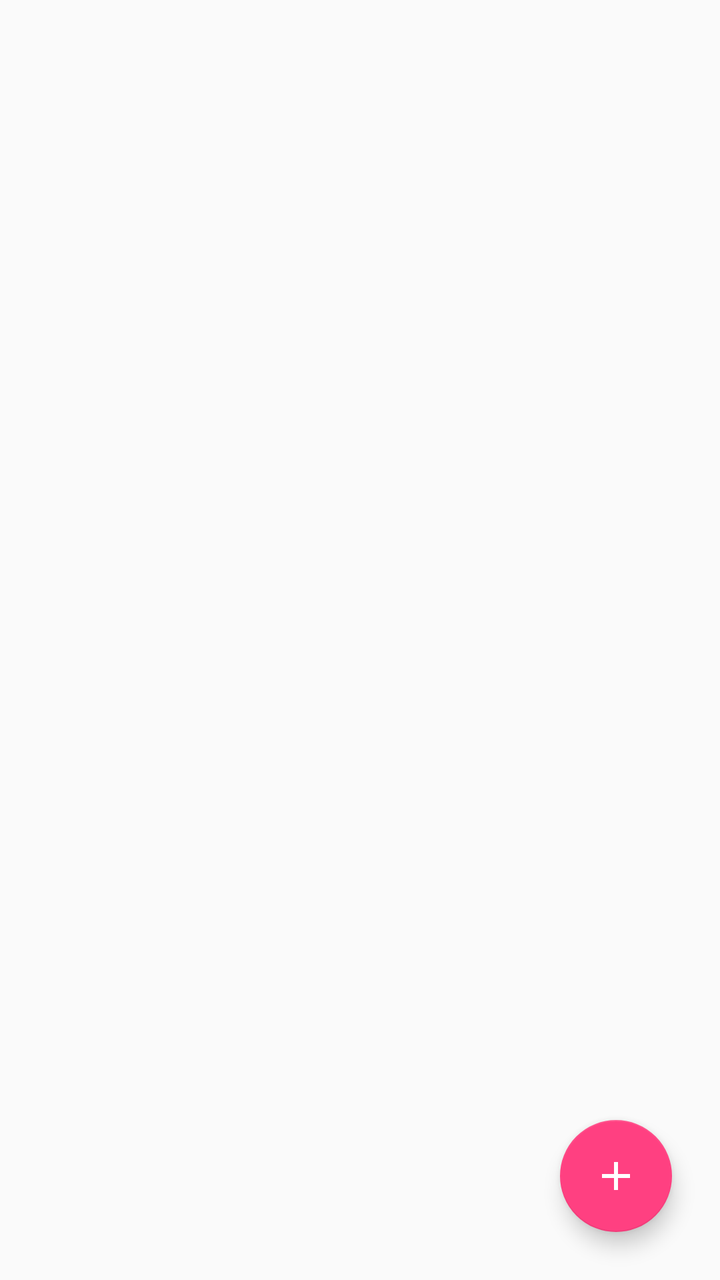
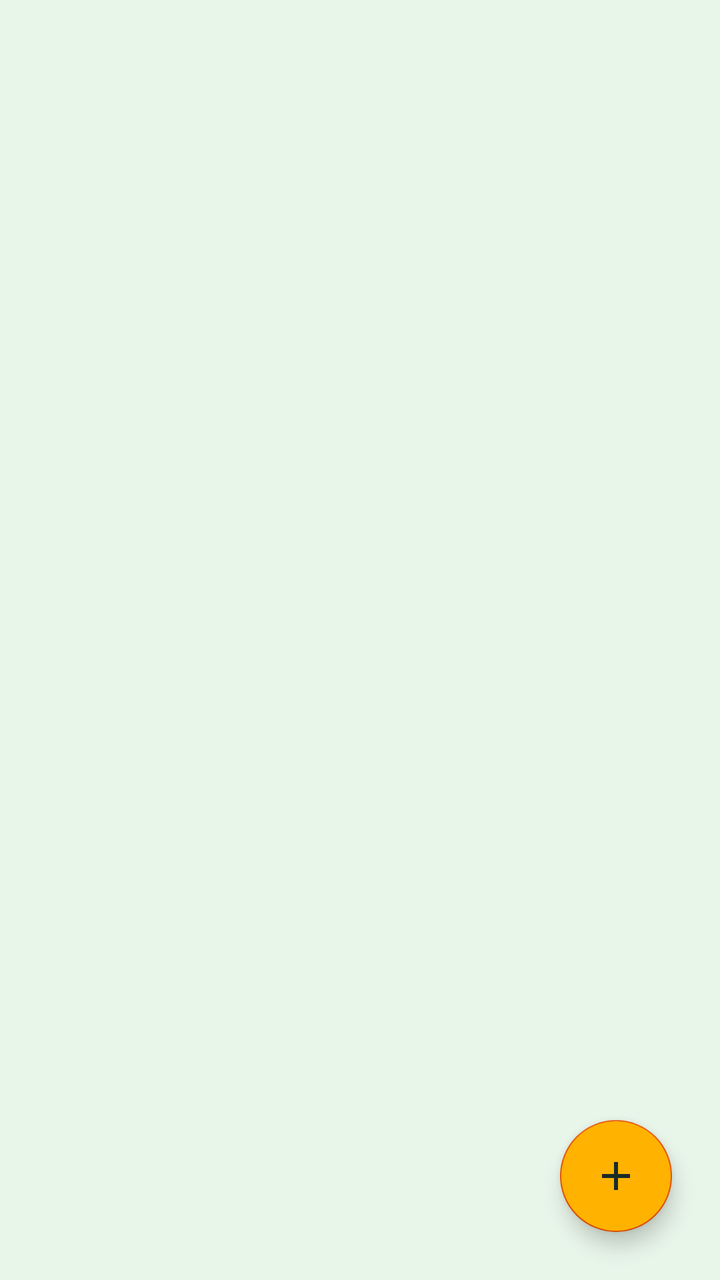

Two renders of the same Android screen: before a commit and after it. Below are the layout's source before the change and the commit's diff.
<!-- AndroidManifest.xml: application theme AppTheme -->
<!-- res/layout/activity_to_do_list.xml -->
<?xml version="1.0" encoding="utf-8"?>
<androidx.coordinatorlayout.widget.CoordinatorLayout xmlns:android="http://schemas.android.com/apk/res/android"
    xmlns:app="http://schemas.android.com/apk/res-auto"
    xmlns:tools="http://schemas.android.com/tools"
    android:layout_width="match_parent"
    android:layout_height="match_parent"
    tools:context=".ToDoListActivity">

    <androidx.recyclerview.widget.RecyclerView
        android:id="@+id/rv_todo"
        android:layout_width="match_parent"
        android:layout_height="wrap_content"
        app:layout_constraintEnd_toEndOf="parent"
        app:layout_constraintStart_toStartOf="parent"
        app:layout_constraintTop_toTopOf="parent" />

    <TextView
        android:id="@+id/tv_empty_list"
        android:layout_width="wrap_content"
        android:visibility="gone"
        android:layout_height="wrap_content"
        android:layout_gravity="center"
        android:text="@string/no_todo_found" />

    <com.google.android.material.floatingactionbutton.FloatingActionButton
        android:id="@+id/fab_add_todo"
        android:layout_width="wrap_content"
        android:layout_height="wrap_content"
        android:layout_gravity="end|bottom"
        android:layout_margin="24dp"
        android:src="@drawable/ic_add" />
</androidx.coordinatorlayout.widget.CoordinatorLayout>
<!-- resources referenced by this layout -->
<resources>
  <!-- drawable ic_add (drawable) -->
  <vector android:height="24dp" android:tint="#FFFFFF"
      android:viewportHeight="24.0" android:viewportWidth="24.0"
      android:width="24dp" xmlns:android="http://schemas.android.com/apk/res/android">
      <path android:fillColor="#FF000000" android:pathData="M19,13h-6v6h-2v-6H5v-2h6V5h2v6h6v2z"/>
  </vector>
  <string name="no_todo_found">No toDo found</string>
  <style name="AppTheme" parent="Theme.AppCompat.Light.DarkActionBar">
          
          <item name="colorPrimary">@color/colorPrimary</item>
          <item name="colorPrimaryDark">@color/colorPrimaryDark</item>
          <item name="colorAccent">@color/colorAccent</item>
      </style>
  <color name="colorPrimary">#3F51B5</color>
  <color name="colorPrimaryDark">#303F9F</color>
  <color name="colorAccent">#FF4081</color>
</resources>

<!-- the commit's change to res/layout/activity_to_do_list.xml (unified diff, before → after) -->
@@ -10,6 +10,8 @@
         android:id="@+id/rv_todo"
         android:layout_width="match_parent"
         android:layout_height="wrap_content"
+        android:clipToPadding="false"
+        android:paddingTop="4dp"
         app:layout_constraintEnd_toEndOf="parent"
         app:layout_constraintStart_toStartOf="parent"
         app:layout_constraintTop_toTopOf="parent" />
@@ -28,5 +30,7 @@
         android:layout_height="wrap_content"
         android:layout_gravity="end|bottom"
         android:layout_margin="24dp"
-        android:src="@drawable/ic_add" />
+        android:backgroundTint="@color/colorFab"
+        android:src="@drawable/ic_add"
+        app:tint="@color/textPrimary" />
 </androidx.coordinatorlayout.widget.CoordinatorLayout>
<!-- resource entries referenced after the edit -->
@@ -1,5 +1,7 @@
 <!-- resources referenced by this layout -->
 <resources>
+  <color name="colorFab">#FFB300</color>
+  <color name="textPrimary">#1B2B2A</color>
   <!-- drawable ic_add (drawable) -->
   <vector android:height="24dp" android:tint="#FFFFFF"
       android:viewportHeight="24.0" android:viewportWidth="24.0"
@@ -8,13 +10,16 @@
   </vector>
   <string name="no_todo_found">No toDo found</string>
   <style name="AppTheme" parent="Theme.AppCompat.Light.DarkActionBar">
-          
           <item name="colorPrimary">@color/colorPrimary</item>
           <item name="colorPrimaryDark">@color/colorPrimaryDark</item>
           <item name="colorAccent">@color/colorAccent</item>
+          <item name="android:windowBackground">@color/windowBackground</item>
+          <item name="android:statusBarColor">@color/colorPrimaryDark</item>
+          <item name="android:navigationBarColor">@color/colorPrimaryDark</item>
       </style>
-  <color name="colorPrimary">#3F51B5</color>
-  <color name="colorPrimaryDark">#303F9F</color>
-  <color name="colorAccent">#FF4081</color>
+  <color name="colorPrimary">#00695C</color>
+  <color name="colorPrimaryDark">#004D40</color>
+  <color name="colorAccent">#E65100</color>
+  <color name="windowBackground">#E8F5E9</color>
 </resources>
 
